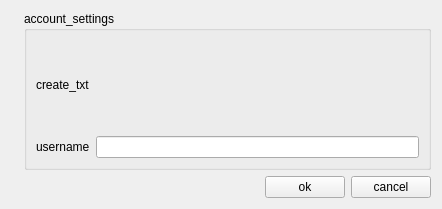
First picture: the form in client/src/Create.ui, repository canercandan/qlik, before the edit.
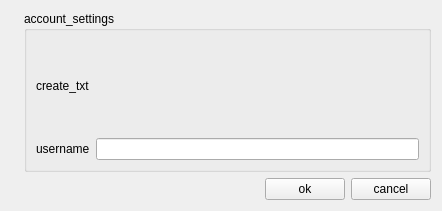
Second picture: the form after the edit. Icons and pictures are not drawn.

Diff of the .ui file:
```diff
--- a/client/src/Create.ui
+++ b/client/src/Create.ui
@@ -6,7 +6,7 @@
     <x>0</x>
     <y>0</y>
     <width>442</width>
-    <height>209</height>
+    <height>211</height>
    </rect>
   </property>
   <property name="windowTitle" >
```
Left out of the diff: 8 changed lines with no effect on the pictures.
